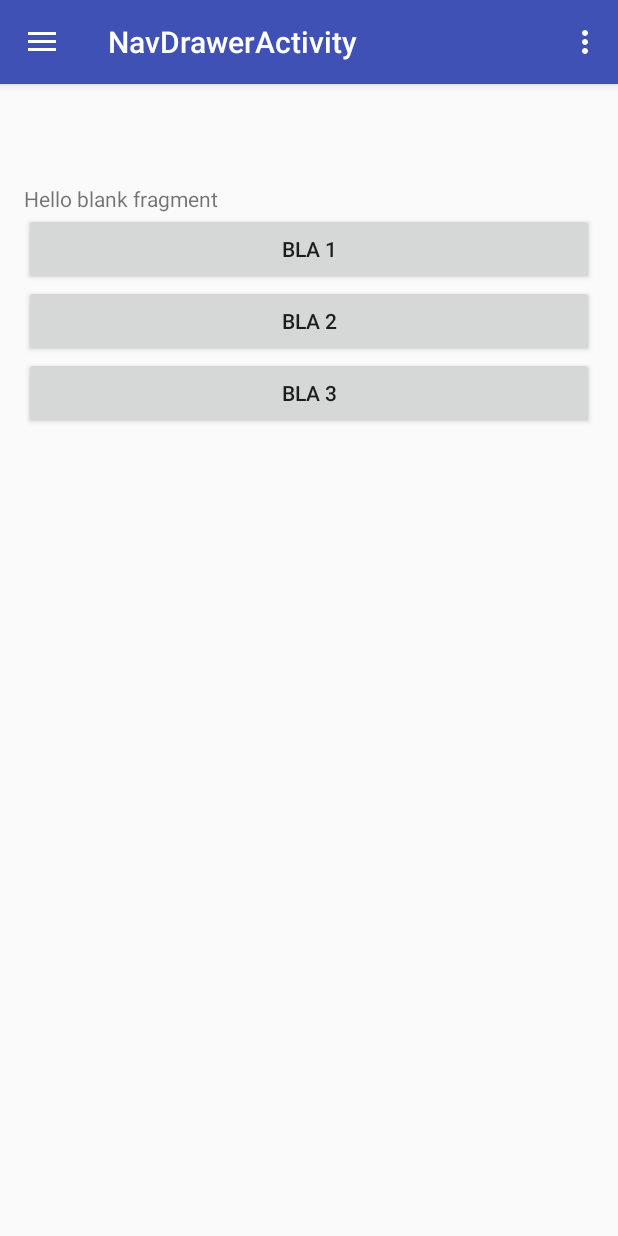
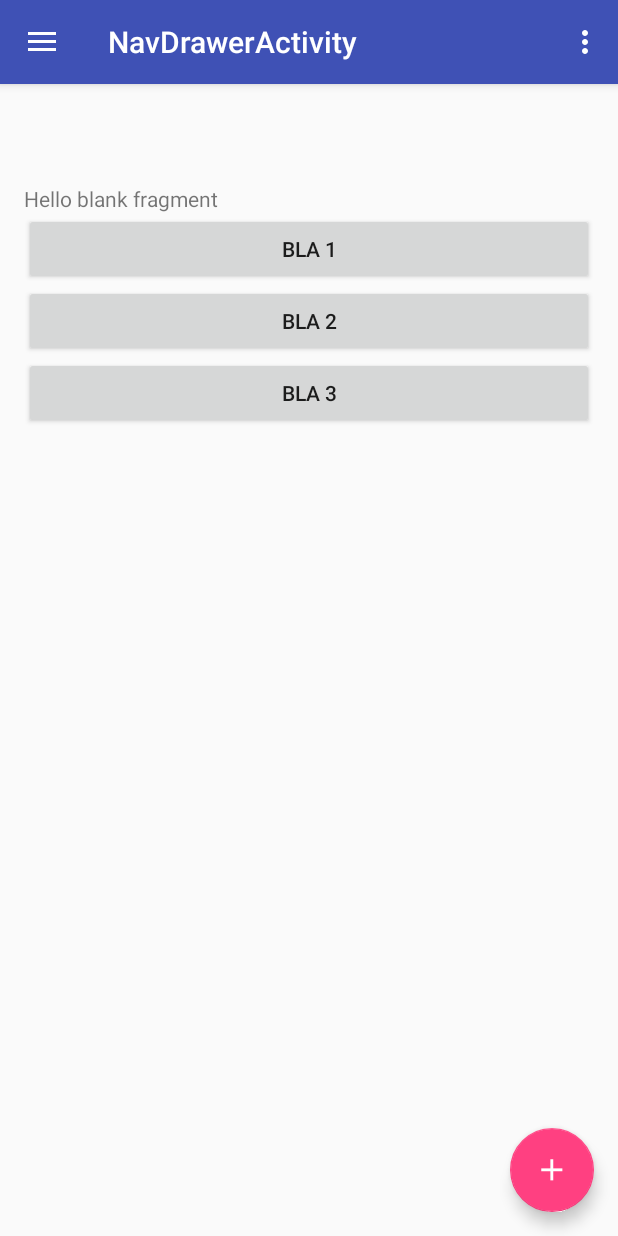
Before and after one commit to andgeno/collabothon2016-client-android, an Android app: the GroupOverviewFragment screen opened directly, with no data from a screen before it, on a phone screen of 412 x 824 dp. Run offline under Robolectric (Android 15) with nearby library versions, the phone set to English and light mode, and no system bars; our stand-ins replace ButterKnife.

Commit message:
GroupOverview FAB und Swipe Refresh von Activity in Fragment verschoben

```diff
--- a/app/src/main/java/de/comdirect/collabothon2016/collabothon2016/GroupOverviewFragment.java
+++ b/app/src/main/java/de/comdirect/collabothon2016/collabothon2016/GroupOverviewFragment.java
@@ -3,10 +3,17 @@ package de.comdirect.collabothon2016.collabothon2016;
 import android.content.Context;
 import android.net.Uri;
 import android.os.Bundle;
+import android.os.Handler;
+import android.support.design.widget.FloatingActionButton;
 import android.support.v4.app.Fragment;
+import android.support.v4.widget.SwipeRefreshLayout;
 import android.view.LayoutInflater;
 import android.view.View;
 import android.view.ViewGroup;
+import android.widget.Toast;
+
+import butterknife.BindView;
+import butterknife.ButterKnife;
 
 
 /**
@@ -26,6 +33,13 @@ public class GroupOverviewFragment extends Fragment {
     // TODO: Rename and change types of parameters
     private String mParam1;
     private String mParam2;
+
+
+    @BindView(R.id.fab)
+    FloatingActionButton fab;
+
+    @BindView(R.id.swipeRefreshLayout)
+    SwipeRefreshLayout swipeRefreshLayout;
 
     private OnFragmentInteractionListener mListener;
 
@@ -61,10 +75,35 @@ public class GroupOverviewFragment extends Fragment {
     }
 
     @Override
-    public View onCreateView(LayoutInflater inflater, ViewGroup container,
-                             Bundle savedInstanceState) {
+    public View onCreateView(LayoutInflater inflater, ViewGroup container, Bundle savedInstanceState) {
         // Inflate the layout for this fragment
-        return inflater.inflate(R.layout.fragment_group_overview, container, false);
+        View rootView = inflater.inflate(R.layout.fragment_group_overview, container, false);
+        ButterKnife.bind(this, rootView);
+
+        fab.setOnClickListener(new View.OnClickListener() {
+            @Override
+            public void onClick(View view) {
+//                Snackbar.make(view, "Replace with your own action", Snackbar.LENGTH_LONG)
+//                        .setAction("Action", null).show();
+                Toast.makeText(getContext(), "ACTION", Toast.LENGTH_SHORT).show();
+            }
+        });
+
+        swipeRefreshLayout.setOnRefreshListener(new SwipeRefreshLayout.OnRefreshListener() {
+            @Override
+            public void onRefresh() {
+                Toast.makeText(getContext(), "REFRESH!!!!!!!", Toast.LENGTH_SHORT).show();
+
+                new Handler().postDelayed(new Runnable() {
+                    @Override
+                    public void run() {
+                        swipeRefreshLayout.setRefreshing(false);
+                    }
+                }, 2500);
+            }
+        });
+
+        return rootView;
     }
 
     // TODO: Rename method, update argument and hook method into UI event
--- a/app/src/main/res/layout/fragment_group_overview.xml
+++ b/app/src/main/res/layout/fragment_group_overview.xml
@@ -1,3 +1,21 @@
+<android.support.design.widget.CoordinatorLayout xmlns:android="http://schemas.android.com/apk/res/android"
+    xmlns:app="http://schemas.android.com/apk/res-auto"
+    xmlns:tools="http://schemas.android.com/tools"
+    android:layout_width="match_parent"
+    android:layout_height="match_parent"
+    android:fitsSystemWindows="true"
+    tools:context="de.comdirect.collabothon2016.collabothon2016.GroupOverviewFragment">
+
+    <android.support.v4.widget.SwipeRefreshLayout xmlns:android="http://schemas.android.com/apk/res/android"
+        android:layout_width="match_parent"
+        android:layout_height="match_parent"
+        android:id="@+id/swipeRefreshLayout">
+
+        <ScrollView android:layout_width="match_parent"
+            android:layout_height="match_parent"
+            xmlns:android="http://schemas.android.com/apk/res/android"
+            xmlns:tools="http://schemas.android.com/tools">
+
             <LinearLayout xmlns:android="http://schemas.android.com/apk/res/android"
                 xmlns:tools="http://schemas.android.com/tools"
                 android:layout_width="match_parent"
@@ -6,8 +24,7 @@
                 android:paddingLeft="@dimen/activity_horizontal_margin"
                 android:paddingRight="@dimen/activity_horizontal_margin"
                 android:paddingTop="@dimen/activity_vertical_margin"
-    android:orientation="vertical"
-    tools:context="de.comdirect.collabothon2016.collabothon2016.GroupOverviewFragment">
+                android:orientation="vertical">
 
                 <TextView
                     android:layout_width="match_parent"
@@ -30,3 +47,17 @@
                     android:text="bla 3" />
 
             </LinearLayout>
+
+        </ScrollView>
+
+    </android.support.v4.widget.SwipeRefreshLayout>
+
+    <android.support.design.widget.FloatingActionButton
+        android:id="@+id/fab"
+        android:layout_width="wrap_content"
+        android:layout_height="wrap_content"
+        android:layout_gravity="bottom|end"
+        android:layout_margin="@dimen/fab_margin"
+        app:srcCompat="@drawable/ic_add_white_36dp" />
+
+</android.support.design.widget.CoordinatorLayout>
```
Also changed, not shown: app/src/main/java/de/comdirect/collabothon2016/collabothon2016/GroupOverviewActivity.java (deleted, +0 -48 lines), app/src/main/res/layout/activity_group_overview.xml (deleted, +0 -20 lines), app/src/main/res/layout/content_group_overview.xml (deleted, +0 -42 lines). Lines whose indentation alone changed are shown as unchanged.
